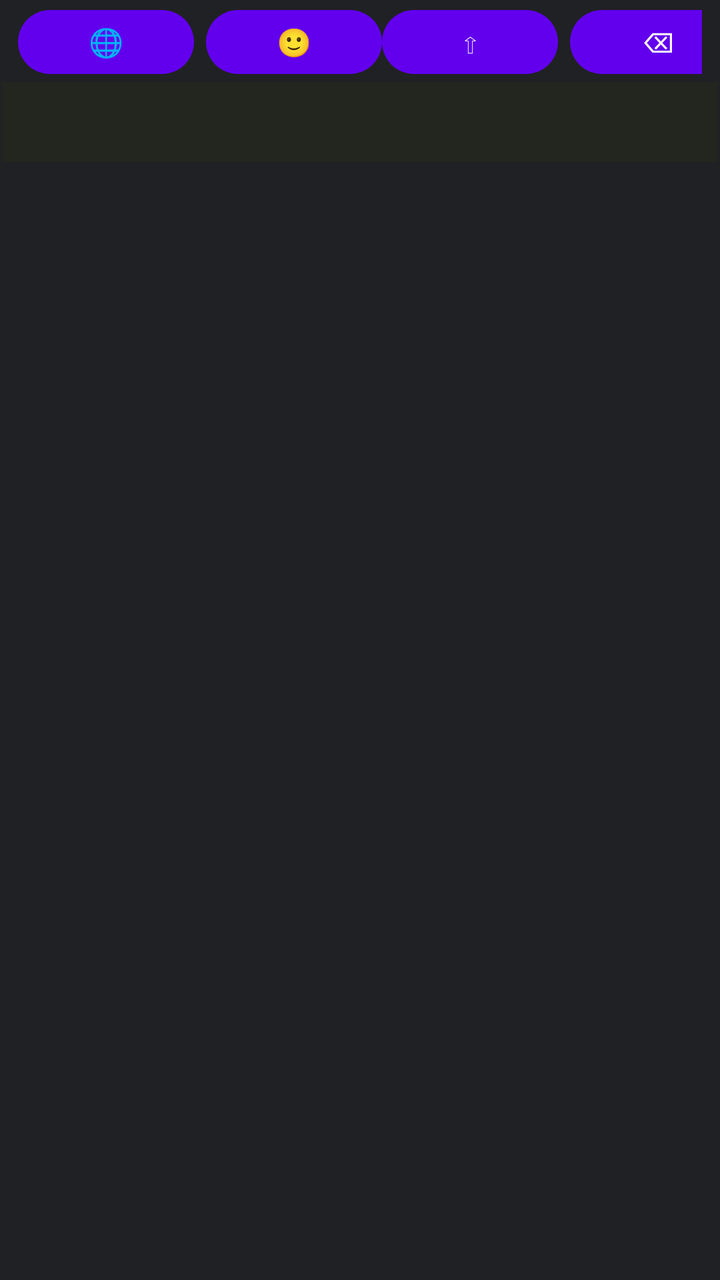
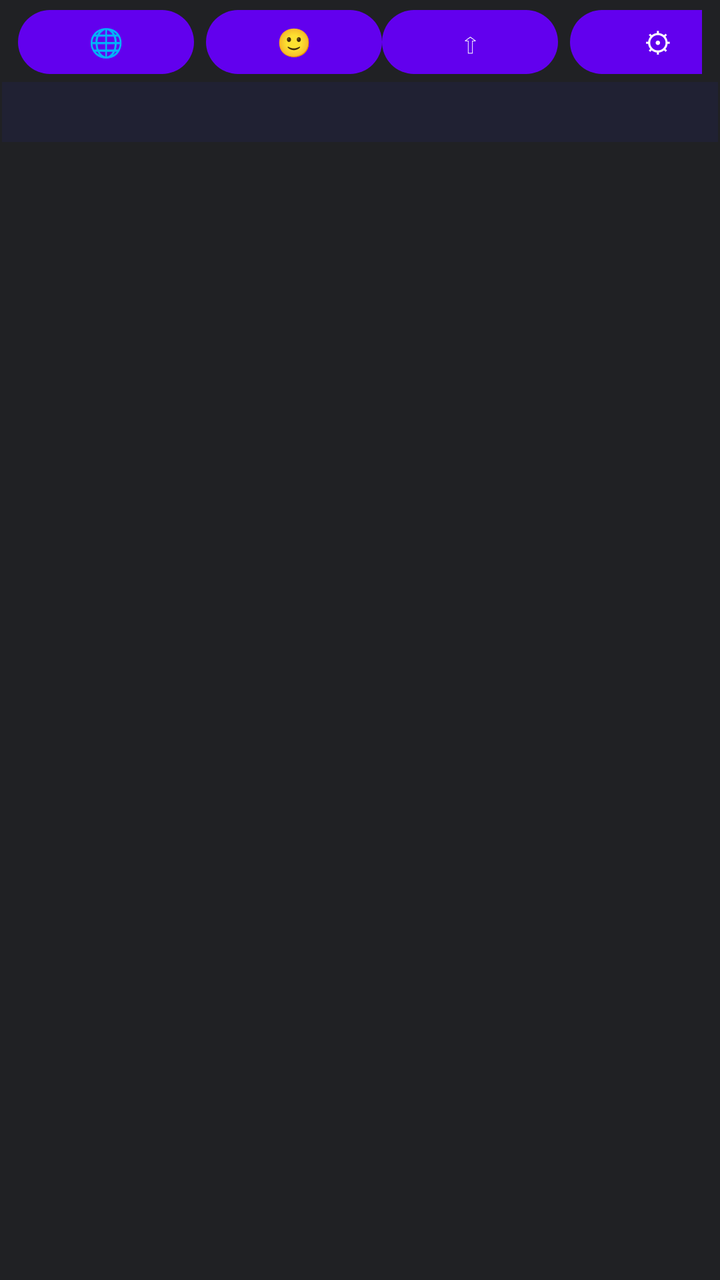

Screens rendered from an Android XML layout before and after an edit, with the pre-edit source and the edit as a unified diff.
<!-- AndroidManifest.xml: application theme Theme.KeyboardApp -->
<!-- res/layout/keyboard_root.xml -->
<?xml version="1.0" encoding="utf-8"?>
<FrameLayout
  xmlns:android="http://schemas.android.com/apk/res/android"
  android:id="@+id/keyboard_root"
  android:layout_width="match_parent"
  android:layout_height="match_parent"
  android:background="@color/keyboard_background">

  
  <FrameLayout
    android:id="@+id/keyboard_overlay"
    android:layout_width="match_parent"
    android:layout_height="match_parent" />

  
  <LinearLayout
    android:id="@+id/keyboard_main"
    android:layout_width="match_parent"
    android:layout_height="match_parent"
    android:orientation="vertical"
    android:padding="1dp">
    
    
    <HorizontalScrollView
      android:layout_width="match_parent"
      android:layout_height="40dp"
      android:scrollbars="none"
      android:paddingHorizontal="8dp">
      
      <LinearLayout
        android:id="@+id/control_row"
        android:layout_width="wrap_content"
        android:layout_height="match_parent"
        android:orientation="horizontal"
        android:gravity="center_vertical">
        <Button
          android:layout_width="wrap_content"
          android:layout_height="match_parent"
          android:text="🌐"
          android:layout_marginEnd="6dp"/>
        <Button
          android:layout_width="wrap_content"
          android:layout_height="match_parent"
          android:text="🙂"/>
        <Button
          android:layout_width="wrap_content"
          android:layout_height="match_parent"
          android:text="⇧"
          android:layout_marginEnd="6dp"/>
        <Button
          android:layout_width="wrap_content"
          android:layout_height="match_parent"
          android:text="⌫"
          android:layout_marginEnd="6dp"/>
      </LinearLayout>



    </HorizontalScrollView>
    
    
    <androidx.recyclerview.widget.RecyclerView
      android:id="@+id/suggestion_row"
      android:background="#22334400"
      android:layout_width="match_parent"
      android:layout_height="40dp"
      android:overScrollMode="never"
      android:paddingHorizontal="8dp" />
    
    
    <FrameLayout
      android:id="@+id/keyboard_body"
      android:layout_width="match_parent"
      android:layout_height="wrap_content" />
      
  </LinearLayout>
  
</FrameLayout>
<!-- resources referenced by this layout -->
<resources>
  <color name="keyboard_background">#202124</color>
  <style name="Theme.KeyboardApp" parent="Theme.Material3.DayNight.NoActionBar">
          
         <item name="colorPrimary">@color/primary</item>
          <item name="colorOnPrimary">@color/on_primary</item>
  
          
          <item name="colorSecondary">@color/secondary</item>
          <item name="colorOnSecondary">@color/on_secondary</item>
  
          
          <item name="android:windowBackground">@color/background</item>
          <item name="colorSurface">@color/surface</item>
          <item name="colorOnSurface">@color/on_surface</item>
  
          
          <item name="android:textColorPrimary">@color/on_surface</item>
          <item name="android:textColorSecondary">@color/on_surface_variant</item>
  
          
          <item name="keyboardBackground">?attr/colorSurface</item>
          <item name="keyboardKeyColor">@color/keyboard_key</item>
          <item name="keyboardKeyTextColor">@color/keyboard_key_text</item>
  
      </style>
  <color name="primary">#6200EE</color>
  <color name="on_primary">#FFFFFF</color>
  <color name="secondary">#03DAC5</color>
  <color name="on_secondary">#000000</color>
  <color name="background">#FFFFFF</color>
  <color name="surface">#FFFFFF</color>
  <color name="on_surface">#000000</color>
  <color name="on_surface_variant">#666666</color>
  <color name="keyboard_key">#303134</color>
  <color name="keyboard_key_text">#FFFFFF</color>
</resources>

<!-- the commit's change to res/layout/keyboard_root.xml (unified diff, before → after) -->
@@ -5,12 +5,6 @@
   android:layout_width="match_parent"
   android:layout_height="match_parent"
   android:background="@color/keyboard_background">
-
-  
-  <FrameLayout
-    android:id="@+id/keyboard_overlay"
-    android:layout_width="match_parent"
-    android:layout_height="match_parent" />
 
   
   <LinearLayout
@@ -48,9 +42,10 @@
           android:text="⇧"
           android:layout_marginEnd="6dp"/>
         <Button
+          android:id="@+id/btn_settings"
           android:layout_width="wrap_content"
           android:layout_height="match_parent"
-          android:text="⌫"
+          android:text="⚙"
           android:layout_marginEnd="6dp"/>
       </LinearLayout>
 
@@ -61,9 +56,9 @@
     
     <androidx.recyclerview.widget.RecyclerView
       android:id="@+id/suggestion_row"
-      android:background="#22334400"
+      android:background="#22222299"
       android:layout_width="match_parent"
-      android:layout_height="40dp"
+      android:layout_height="30dp"
       android:overScrollMode="never"
       android:paddingHorizontal="8dp" />
     
@@ -75,4 +70,13 @@
       
   </LinearLayout>
   
+  
+  
+  <FrameLayout
+    android:id="@+id/keyboard_overlay"
+    android:visibility="gone"
+    android:layout_width="match_parent"
+    android:layout_height="match_parent"
+    android:background="#55FF0000"/>
+  
 </FrameLayout>
